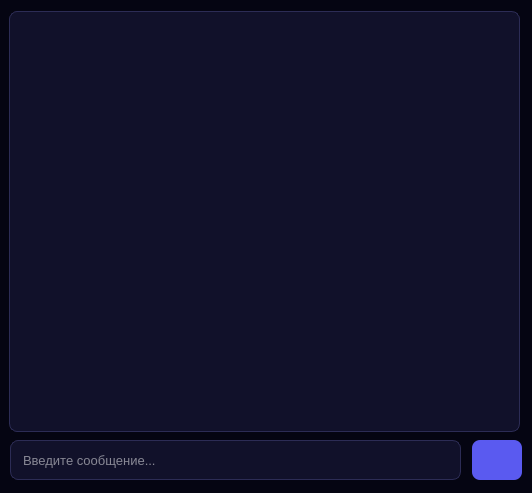
Before: the Qt Designer form Client+logins/homechats.ui in ZefirRX/Moon, drawn with Qt 5.
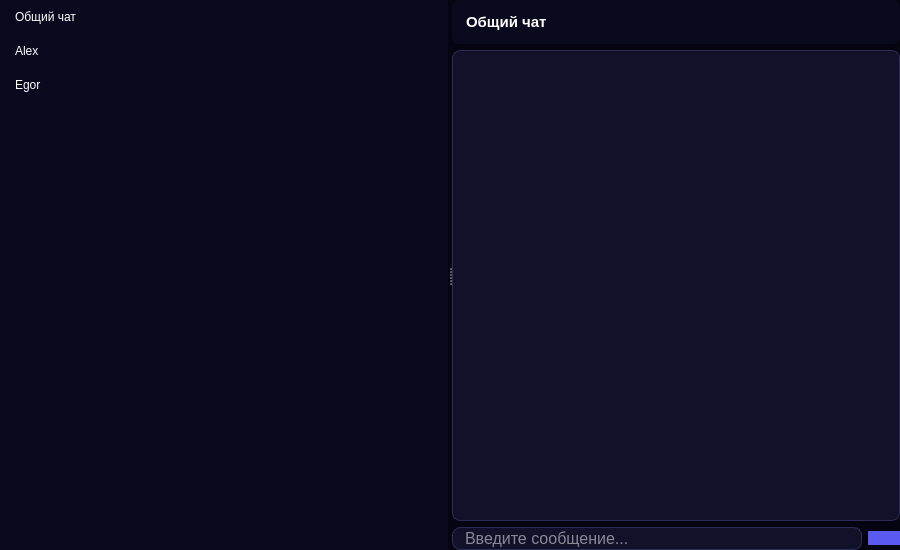
After: the same form once the commit is applied. Icons and pictures are not drawn.

Commit message: Update client UI & create person message UI

What changed in the file:
```diff
--- a/Client+logins/homechats.ui
+++ b/Client+logins/homechats.ui
@@ -9,8 +9,8 @@
    <rect>
     <x>0</x>
     <y>0</y>
-    <width>532</width>
-    <height>493</height>
+    <width>900</width>
+    <height>550</height>
    </rect>
   </property>
   <property name="windowTitle">
@@ -23,14 +23,106 @@
    <string notr="true">background-color: #050512;
 border: none;</string>
   </property>
+  <layout class="QVBoxLayout" name="rootLayout">
+   <property name="leftMargin">
+    <number>0</number>
+   </property>
+   <property name="topMargin">
+    <number>0</number>
+   </property>
+   <property name="rightMargin">
+    <number>0</number>
+   </property>
+   <property name="bottomMargin">
+    <number>0</number>
+   </property>
+   <item>
+    <widget class="QSplitter" name="splitter">
+     <property name="orientation">
+      <enum>Qt::Horizontal</enum>
+     </property>
+     <widget class="QListWidget" name="chatList">
+      <property name="styleSheet">
+       <string notr="true">QListWidget {
+       background-color: #0A0A1E;
+       border: none;
+       color: white;
+       outline: none;
+   }
+   QListWidget::item {
+       padding: 10px 12px;
+       border-radius: 8px;
+   }
+   QListWidget::item:selected {
+       background-color: #5A5AF0;
+   }
+   QListWidget::item:hover:!selected {
+       background-color: #1A1A38;
+   }</string>
+      </property>
+      <item>
+       <property name="text">
+        <string>Общий чат</string>
+       </property>
+      </item>
+      <item>
+       <property name="text">
+        <string>Alex</string>
+       </property>
+      </item>
+      <item>
+       <property name="text">
+        <string>Egor</string>
+       </property>
+      </item>
+     </widget>
+     <widget class="QWidget" name="chatArea" native="true">
+      <layout class="QVBoxLayout" name="chatAreaLayout">
+       <item>
+        <widget class="QWidget" name="chatHeader" native="true">
+         <property name="minimumSize">
+          <size>
+           <width>0</width>
+           <height>44</height>
+          </size>
+         </property>
+         <property name="maximumSize">
+          <size>
+           <width>16777215</width>
+           <height>44</height>
+          </size>
+         </property>
+         <property name="styleSheet">
+          <string notr="true">background-color: #0A0A1E;
+      border-radius: 8px;</string>
+         </property>
+         <layout class="QHBoxLayout" name="chatHeaderLayout">
+          <property name="leftMargin"><number>14</number></property>
+          <item>
+           <widget class="QLabel" name="chatTitle">
+            <property name="font">
+             <font>
+              <pointsize>11</pointsize>
+              <bold>true</bold>
+             </font>
+            </property>
+            <property name="styleSheet">
+             <string notr="true">color: white;</string>
+            </property>
+            <property name="text">
+             <string>Общий чат</string>
+            </property>
+           </widget>
+          </item>
+         </layout>
+        </widget>
+       </item>
+       <item>
   <widget class="QTextBrowser" name="textBrowser">
-   <property name="geometry">
-    <rect>
-     <x>9</x>
-     <y>11</y>
-     <width>511</width>
-     <height>421</height>
-    </rect>
+         <property name="font">
+          <font>
+           <pointsize>12</pointsize>
+          </font>
    </property>
    <property name="styleSheet">
     <string notr="true">background-color: #11112A;
@@ -40,21 +132,17 @@
 padding-left: 10px;</string>
    </property>
   </widget>
+       </item>
+       <item>
+        <layout class="QHBoxLayout" name="inputLayout">
+         <item>
   <widget class="QLineEdit" name="lineEdit">
    <property name="enabled">
     <bool>true</bool>
    </property>
-   <property name="geometry">
-    <rect>
-     <x>10</x>
-     <y>440</y>
-     <width>451</width>
-     <height>40</height>
-    </rect>
-   </property>
    <property name="font">
     <font>
-     <pointsize>10</pointsize>
+             <pointsize>12</pointsize>
     </font>
    </property>
    <property name="styleSheet">
@@ -70,15 +158,9 @@
     <string>Введите сообщение...</string>
    </property>
   </widget>
+         </item>
+         <item>
   <widget class="QPushButton" name="pushButton">
-   <property name="geometry">
-    <rect>
-     <x>472</x>
-     <y>440</y>
-     <width>50</width>
-     <height>40</height>
-    </rect>
-   </property>
    <property name="cursor">
     <cursorShape>PointingHandCursor</cursorShape>
    </property>
@@ -104,6 +186,14 @@
     </size>
    </property>
   </widget>
+         </item>
+        </layout>
+       </item>
+      </layout>
+     </widget>
+    </widget>
+   </item>
+  </layout>
  </widget>
  <resources/>
  <connections/>
```
Lines whose indentation alone changed are shown as unchanged. The commit also changes 1 other file.
